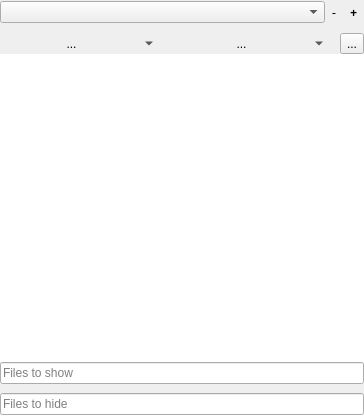
Before: the Qt Designer form src/plugins/ProjectManager/ProjectManagerGUI.ui in diegoiast/qtedit4, drawn with Qt 5.
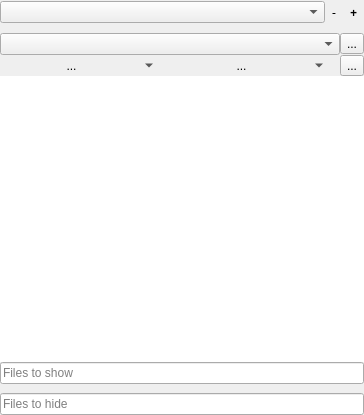
After: the same form once the commit is applied. Icons and pictures are not drawn.

What changed in the file:
```diff
--- a/src/plugins/ProjectManager/ProjectManagerGUI.ui
+++ b/src/plugins/ProjectManager/ProjectManagerGUI.ui
@@ -87,6 +87,20 @@
      </property>
     </spacer>
    </item>
+   <item>
+    <layout class="QHBoxLayout" name="horizontalLayout_3">
+     <item>
+      <widget class="QComboBox" name="kitComboBox"/>
+     </item>
+     <item>
+      <widget class="QToolButton" name="toolButton">
+       <property name="text">
+        <string>...</string>
+       </property>
+      </widget>
+     </item>
+    </layout>
+   </item>
    <item>
     <layout class="QHBoxLayout" name="horizontalLayout_2">
      <item>
```
Left out of the diff: 28 changed lines with no effect on the pictures.
